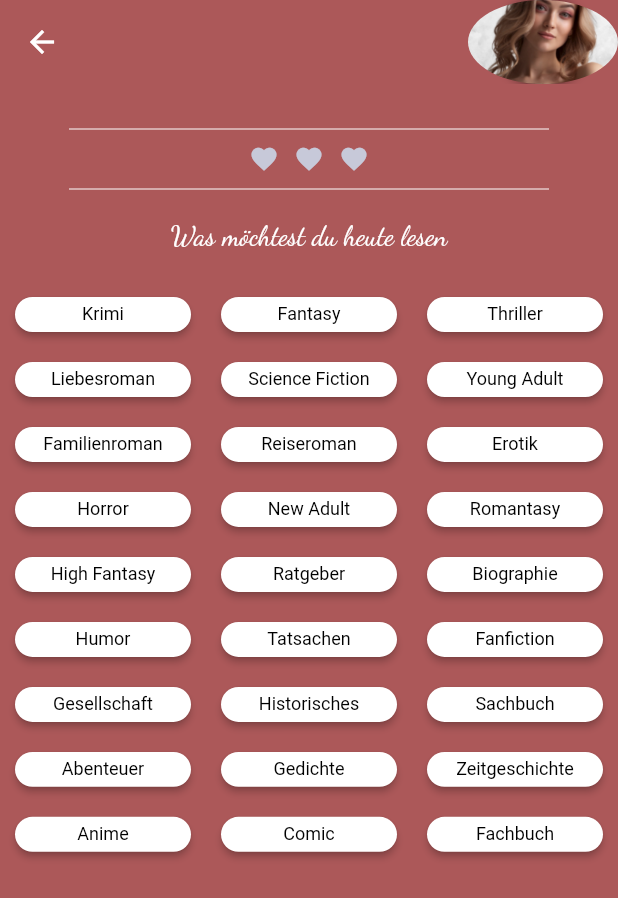
After one commit to Queengirl1990/bookies_list, a Flutter app: the RandomGeneratorScreen screen opened directly, on a phone screen of 412 x 824 dp. The commit adds this screen. Shown: the top 898 px of the screen. Run offline on Flutter 3.47's test engine with Material 2 defaults, Android fonts, the phone set to English and light mode, and no system bars; our stand-ins replace carousel_slider, curved_navigation_bar.

Commit message:
zufallsgenerator

```diff
--- a/lib/datenbank.dart
+++ b/lib/datenbank.dart
@@ -234,3 +234,34 @@ final List<String> bookCoverAssets = [
     'image': 'assets/images/eine.jpeg',
   }
 };
+
+//Button Zufallsgenerator
+List<String> buttonTitles = [
+  "Krimi",
+  "Fantasy",
+  "Thriller",
+  "Liebesroman",
+  "Science Fiction",
+  "Young Adult",
+  "Familienroman",
+  "Reiseroman",
+  "Erotik",
+  "Horror",
+  "New Adult",
+  "Romantasy",
+  "High Fantasy",
+  "Ratgeber",
+  "Biographie",
+  "Humor",
+  "Tatsachen",
+  "Fanfiction",
+  "Gesellschaft",
+  "Historisches",
+  "Sachbuch",
+  "Abenteuer",
+  "Gedichte",
+  "Zeitgeschichte",
+  "Anime",
+  "Comic",
+  "Fachbuch",
+];
--- /dev/null
+++ b/lib/zufallsgenerator.dart
@@ -0,0 +1,167 @@
+import 'package:flutter/material.dart';
+import 'styles.dart';
+import 'datenbank.dart';
+
+void main() {
+  runApp(MyApp());
+}
+
+class MyApp extends StatelessWidget {
+  @override
+  Widget build(BuildContext context) {
+    return MaterialApp(
+      home: RandomGeneratorScreen(),
+    );
+  }
+}
+
+class RandomGeneratorScreen extends StatelessWidget {
+  @override
+  Widget build(BuildContext context) {
+    return Scaffold(
+      appBar: AppBar(
+        backgroundColor: darkRed,
+        elevation: 0,
+        leading: IconButton(
+          icon: Icon(Icons.arrow_back),
+          onPressed: () {
+            // Zurücknavigieren
+          },
+        ),
+        actions: [
+          MyCircularAvatar(),
+        ],
+      ),
+      backgroundColor: darkRed,
+      body: Column(
+        children: [
+          const SizedBox(height: 20),
+          const SizedBox(
+            width: 320,
+            child: Divider(
+              color: Colors.white,
+              height: 20,
+            ),
+          ),
+          Row(
+            mainAxisAlignment: MainAxisAlignment.center,
+            children: [
+              Icon(Icons.favorite, size: 20, color: lightGrey),
+              SizedBox(width: 10),
+              Icon(Icons.favorite, size: 20, color: lightGrey),
+              SizedBox(width: 10),
+              Icon(Icons.favorite, size: 20, color: lightGrey),
+            ],
+          ),
+          const SizedBox(
+            width: 320,
+            child: Divider(
+              color: Colors.white,
+              height: 20,
+            ),
+          ),
+          const SizedBox(height: 10),
+          Text(
+            "Was möchtest du heute lesen",
+            style: TextStyle(
+              fontFamily: 'DancingScript',
+              fontWeight: FontWeight.normal,
+              fontSize: 18,
+              color: Colors.white,
+            ),
+          ),
+          const SizedBox(
+            height: 20,
+          ),
+          Expanded(
+            child: GridView.builder(
+              gridDelegate: SliverGridDelegateWithFixedCrossAxisCount(
+                crossAxisCount: 3,
+                childAspectRatio: 3.17,
+              ),
+              itemCount: 27,
+              itemBuilder: (context, index) {
+                return MyButton(
+                  text: buttonTitles[index],
+                  onPressed: () {
+                    // Auswahllogik implementieren
+                  },
+                );
+              },
+            ),
+          ),
+        ],
+      ),
+    );
+  }
+}
+
+class MyCircularAvatar extends StatelessWidget {
+  const MyCircularAvatar({Key? key}) : super(key: key);
+
+  @override
+  Widget build(BuildContext context) {
+    return Container(
+      width: 100,
+      height: 100,
+      decoration: BoxDecoration(
+        color: Colors.white,
+        shape: BoxShape.circle,
+        boxShadow: [
+          BoxShadow(
+            color: Colors.black.withOpacity(0.5),
+            spreadRadius: 2,
+            blurRadius: 5,
+            offset: const Offset(0, 0),
+          ),
+        ],
+      ),
+      child: ClipOval(
+        child: Image.asset(
+          'assets/images/avatar.png',
+          width: 100,
+          height: 100,
+          fit: BoxFit.cover,
+        ),
+      ),
+    );
+  }
+}
+
+class MyButton extends StatelessWidget {
+  final String text;
+  final VoidCallback onPressed;
+
+  MyButton({required this.text, required this.onPressed});
+
+  @override
+  Widget build(BuildContext context) {
+    return Container(
+      margin: EdgeInsets.all(10),
+      child: ElevatedButton(
+        onPressed: onPressed,
+        style: ButtonStyle(
+          backgroundColor: MaterialStateProperty.all(Colors.white),
+          padding: MaterialStateProperty.all(EdgeInsets.all(0)),
+          shape: MaterialStateProperty.all(
+            RoundedRectangleBorder(
+              borderRadius: BorderRadius.circular(20),
+            ),
+          ),
+        ),
+        child: Container(
+          width: 95,
+          height: 40,
+          alignment: Alignment.center,
+          child: Text(
+            text,
+            style: TextStyle(
+              fontSize: 12,
+              color: Colors.black,
+            ),
+          ),
+        ),
+      ),
+    );
+  }
+}
```
Also changed, not shown: lib/animations_listview.dart (deleted, +0 -101 lines), 1 other file.
